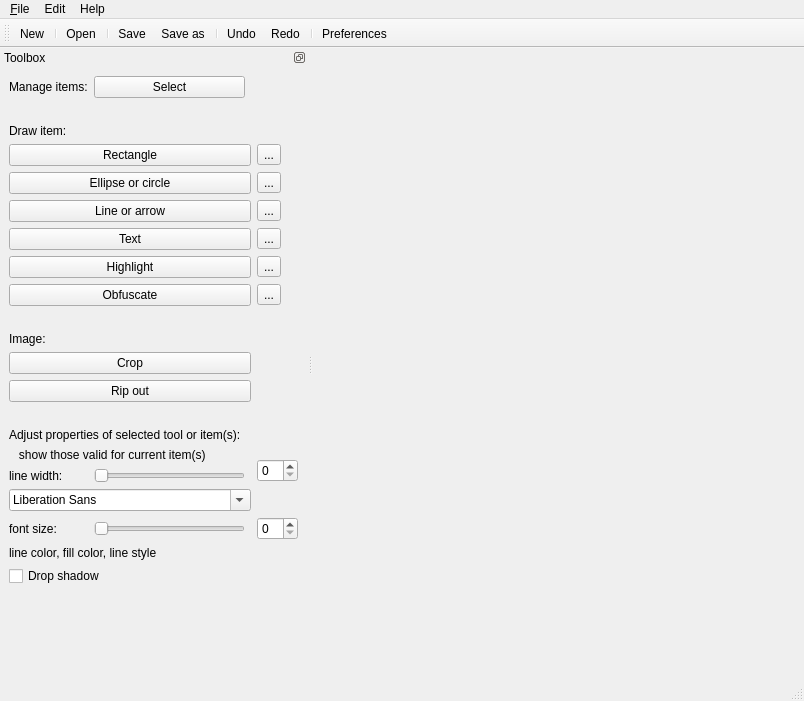
Before: the Qt Designer form src/ui/mainwindow.ui in KDE/kreenshot-editor, drawn with Qt 5.
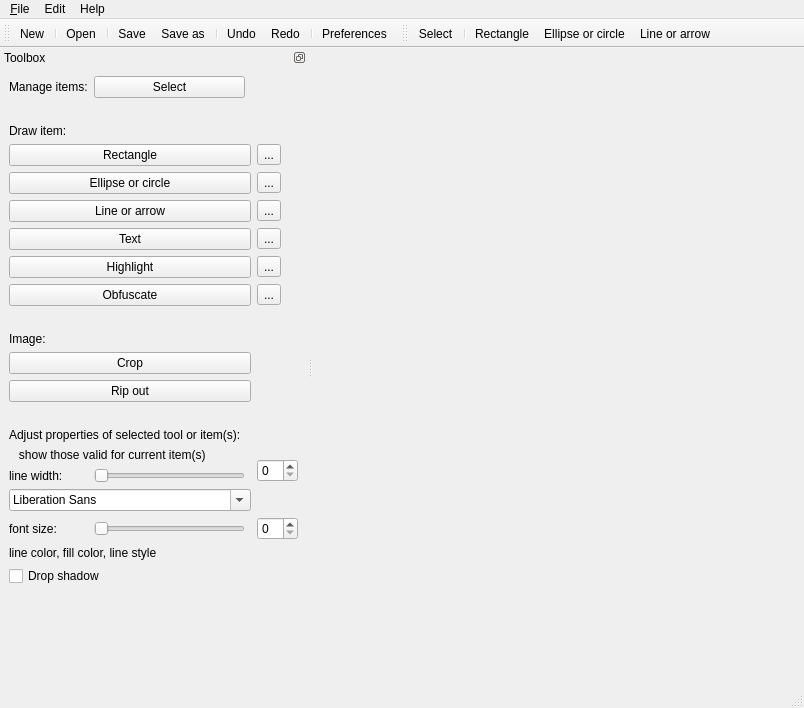
After: the same form once the commit is applied. Icons and pictures are not drawn.

Diff of the .ui file:
```diff
--- a/src/ui/mainwindow.ui
+++ b/src/ui/mainwindow.ui
@@ -7,7 +7,7 @@
     <x>0</x>
     <y>0</y>
     <width>804</width>
-    <height>701</height>
+    <height>708</height>
    </rect>
   </property>
   <property name="windowTitle">
@@ -436,6 +436,25 @@
     </layout>
    </widget>
   </widget>
+  <widget class="QToolBar" name="toolBar_2">
+   <property name="windowTitle">
+    <string>toolBar_2</string>
+   </property>
+   <property name="toolButtonStyle">
+    <enum>Qt::ToolButtonIconOnly</enum>
+   </property>
+   <attribute name="toolBarArea">
+    <enum>TopToolBarArea</enum>
+   </attribute>
+   <attribute name="toolBarBreak">
+    <bool>false</bool>
+   </attribute>
+   <addaction name="actionToolSelect"/>
+   <addaction name="separator"/>
+   <addaction name="actionToolRect"/>
+   <addaction name="actionToolEllipse"/>
+   <addaction name="actionToolLine"/>
+  </widget>
   <action name="actionOpen">
    <property name="icon">
     <iconset theme="document-open">
```
Left out of the diff: 52 changed lines with no effect on the pictures.
